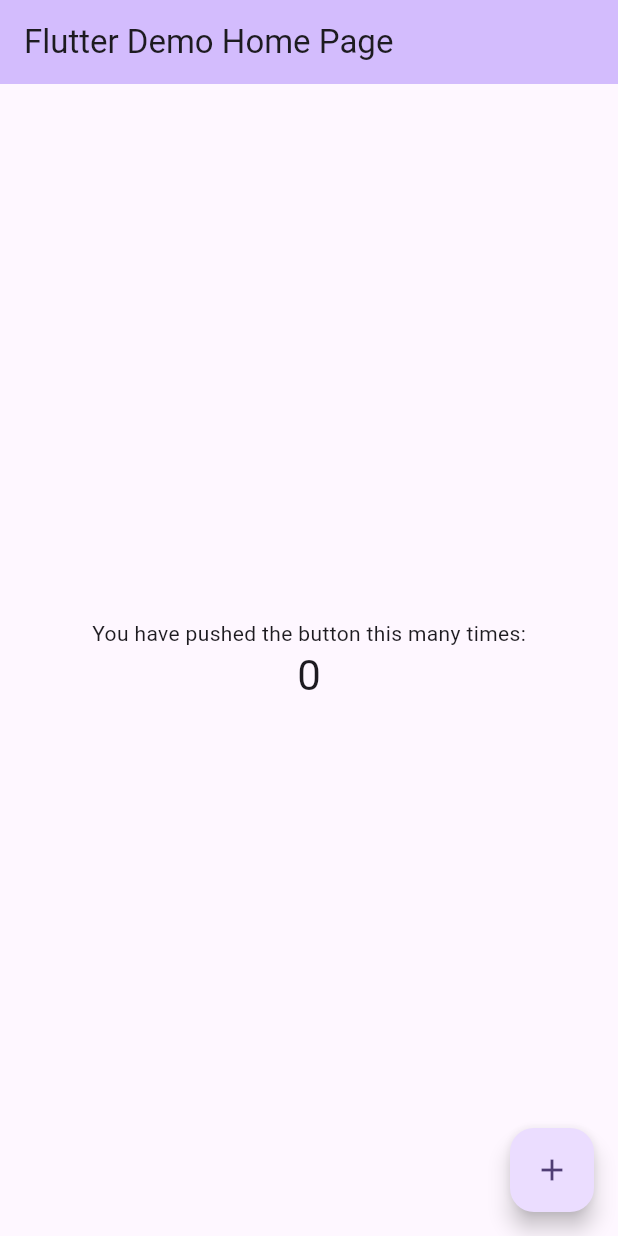
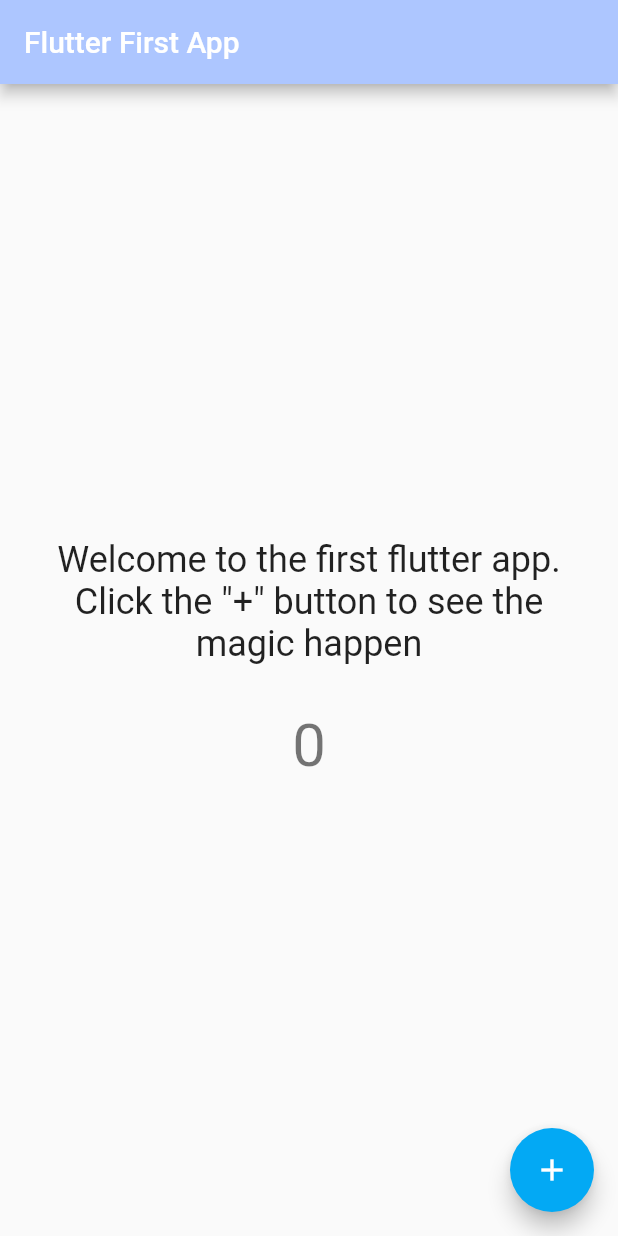
Before and after one commit to andsantodev/first_app, a Flutter app: the screen it shows after launch, on a phone screen of 412 x 824 dp. Run offline on Flutter 3.47's test engine with Material 2 defaults, Android fonts, the phone set to English and light mode, and no system bars.

Commit message:
new colors

```diff
--- a/lib/main.dart
+++ b/lib/main.dart
@@ -7,47 +7,21 @@ void main() {
 class MyApp extends StatelessWidget {
   const MyApp({super.key});
 
-  // This widget is the root of your application.
   @override
   Widget build(BuildContext context) {
     return MaterialApp(
       title: 'Flutter Demo',
       theme: ThemeData(
-        // This is the theme of your application.
-        //
-        // TRY THIS: Try running your application with "flutter run". You'll see
-        // the application has a blue toolbar. Then, without quitting the app,
-        // try changing the seedColor in the colorScheme below to Colors.green
-        // and then invoke "hot reload" (save your changes or press the "hot
-        // reload" button in a Flutter-supported IDE, or press "r" if you used
-        // the command line to start the app).
-        //
-        // Notice that the counter didn't reset back to zero; the application
-        // state is not lost during the reload. To reset the state, use hot
-        // restart instead.
-        //
-        // This works for code too, not just values: Most code changes can be
-        // tested with just a hot reload.
-        colorScheme: ColorScheme.fromSeed(seedColor: Colors.deepPurple),
-        useMaterial3: true,
+        colorScheme: ColorScheme.fromSeed(seedColor: Colors.blueAccent),
+        useMaterial3: false,
       ),
-      home: const MyHomePage(title: 'Flutter Demo Home Page'),
+      home: const MyHomePage(title: 'Flutter First App'),
     );
   }
 }
 
 class MyHomePage extends StatefulWidget {
   const MyHomePage({super.key, required this.title});
-
-  // This widget is the home page of your application. It is stateful, meaning
-  // that it has a State object (defined below) that contains fields that affect
-  // how it looks.
-
-  // This class is the configuration for the state. It holds the values (in this
-  // case the title) provided by the parent (in this case the App widget) and
-  // used by the build method of the State. Fields in a Widget subclass are
-  // always marked "final".
-
   final String title;
 
   @override
@@ -59,67 +33,47 @@ class _MyHomePageState extends State<MyHomePage> {
 
   void _incrementCounter() {
     setState(() {
-      // This call to setState tells the Flutter framework that something has
-      // changed in this State, which causes it to rerun the build method below
-      // so that the display can reflect the updated values. If we changed
-      // _counter without calling setState(), then the build method would not be
-      // called again, and so nothing would appear to happen.
       _counter++;
     });
   }
 
   @override
   Widget build(BuildContext context) {
-    // This method is rerun every time setState is called, for instance as done
-    // by the _incrementCounter method above.
-    //
-    // The Flutter framework has been optimized to make rerunning build methods
-    // fast, so that you can just rebuild anything that needs updating rather
-    // than having to individually change instances of widgets.
     return Scaffold(
       appBar: AppBar(
-        // TRY THIS: Try changing the color here to a specific color (to
-        // Colors.amber, perhaps?) and trigger a hot reload to see the AppBar
-        // change color while the other colors stay the same.
         backgroundColor: Theme.of(context).colorScheme.inversePrimary,
-        // Here we take the value from the MyHomePage object that was created by
-        // the App.build method, and use it to set our appbar title.
         title: Text(widget.title),
       ),
       body: Center(
-        // Center is a layout widget. It takes a single child and positions it
-        // in the middle of the parent.
+        child: Padding(
+          padding: const EdgeInsets.all(30),
           child: Column(
-          // Column is also a layout widget. It takes a list of children and
-          // arranges them vertically. By default, it sizes itself to fit its
-          // children horizontally, and tries to be as tall as its parent.
-          //
-          // Column has various properties to control how it sizes itself and
-          // how it positions its children. Here we use mainAxisAlignment to
-          // center the children vertically; the main axis here is the vertical
-          // axis because Columns are vertical (the cross axis would be
-          // horizontal).
-          //
-          // TRY THIS: Invoke "debug painting" (choose the "Toggle Debug Paint"
-          // action in the IDE, or press "p" in the console), to see the
-          // wireframe for each widget.
             mainAxisAlignment: MainAxisAlignment.center,
             children: <Widget>[
               const Text(
-              'You have pushed the button this many times:',
+                'Welcome to the first flutter app. Click the "+" button to see the magic happen',
+                style: TextStyle(fontSize: 24),
+                textAlign: TextAlign.center,
               ),
-            Text(
+              Container(
+                margin: const EdgeInsets.only(top: 30),
+                child: Text(
                   '$_counter',
-              style: Theme.of(context).textTheme.headlineMedium,
+                  style: Theme.of(context).textTheme.headlineLarge,
                 ),
+              )
             ],
+          ),
         ),
       ),
       floatingActionButton: FloatingActionButton(
         onPressed: _incrementCounter,
         tooltip: 'Increment',
-        child: const Icon(Icons.add),
-      ), // This trailing comma makes auto-formatting nicer for build methods.
+        backgroundColor: Colors.lightBlue,
+        child: const Icon(
+          Icons.add,
+        ),
+      ),
     );
   }
 }
```
Lines whose indentation alone changed are shown as unchanged.
